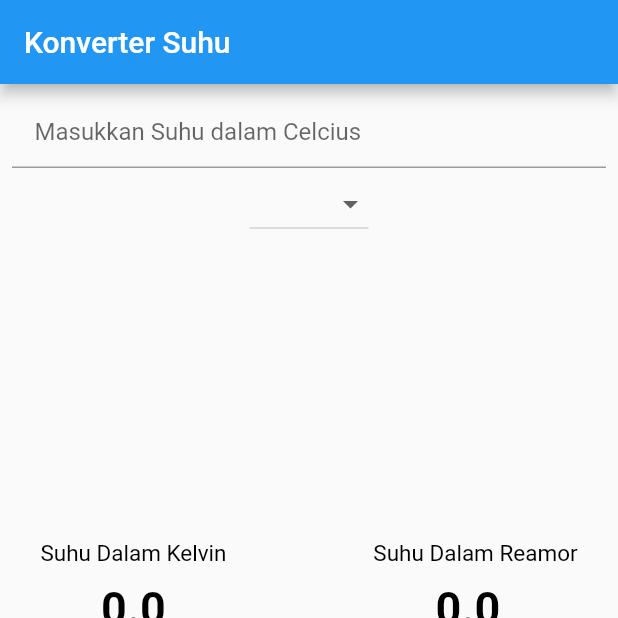
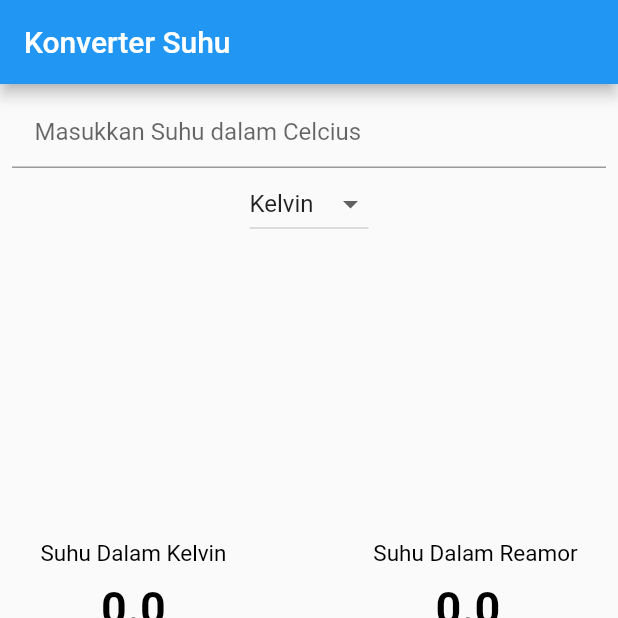
Before and after one commit to ITTECH-DEO/flutter_application_tugas3, a Flutter app: the screen it shows after launch, on a phone screen of 412 x 824 dp, the top half of it. Run offline on Flutter 3.47's test engine with Material 2 defaults, Android fonts, the phone set to English and light mode, and no system bars.

Commit message:
Tugas_4.1

```diff
--- a/lib/main.dart
+++ b/lib/main.dart
@@ -29,6 +29,18 @@ class _MyAppState extends State<MyApp> {
 
   double fahrenheit = 0;
 
+  // ignore: unused_field
+  double _inputUser = 0;
+  // ignore: unused_field
+  double _kelvin = 0;
+  // ignore: unused_field
+  double _reamur = 0;
+  final inputController = TextEditingController();
+  // ignore: unused_field
+  String _newValue = "Kelvin";
+  // ignore: unused_field
+  double _result = 0;
+
   var listItem = ["Kelvin", "Reamur"];
 
   void perhitungan() => setState(() {
@@ -54,14 +66,14 @@ class _MyAppState extends State<MyApp> {
           child: Column(
             children: [
               Input(SuhuController: SuhuController),
-              DropdownButton(
-                items: [
-                  DropdownMenuItem(
-                      value: "Kelvin", child: Container(child: Text("Kelvin"))),
-                  DropdownMenuItem(
-                      value: "Reamur", child: Container(child: Text("Reamur"))),
-                ],
-                value: null,
+              DropdownButton<String>(
+                items: listItem.map((String value) {
+                  return DropdownMenuItem<String>(
+                    value: value,
+                    child: Text(value),
+                  );
+                }).toList(),
+                value: _newValue,
                 onChanged: (String changeValue) {},
               ),
               Result(
```
